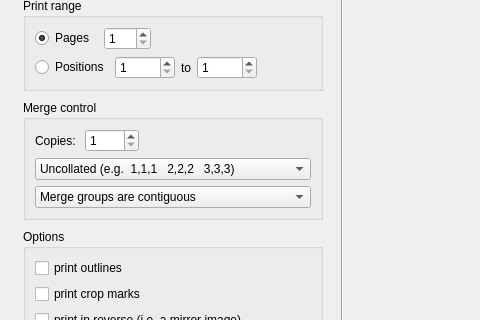
This is glabels/ui/PrintView.ui in usmansaif/gLabels-plus as Qt 5 draws it before an edit; both pictures show x 0 to 480 and y 134 to 454 of the 852 by 874 pixel window. The edited form follows.
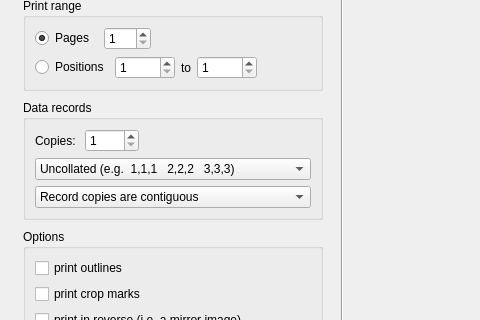
This is the edited form. Icons and pictures are not drawn. Custom widgets are drawn as their Qt base class.

Commit message: Add Data Source import, Variables panel, Recent Labels screen and in-app help

Diff of the .ui file:
```diff
--- a/glabels/ui/PrintView.ui
+++ b/glabels/ui/PrintView.ui
@@ -235,7 +235,7 @@
      <item>
       <widget class="QGroupBox" name="mergeBox">
        <property name="title">
-        <string>Merge control</string>
+        <string>Data records</string>
        </property>
        <layout class="QGridLayout" name="gridLayout">
         <item row="0" column="0">
@@ -313,7 +313,7 @@
           </property>
           <item>
            <property name="text">
-            <string>Merge groups are contiguous</string>
+            <string>Record copies are contiguous</string>
            </property>
            <property name="icon">
             <iconset theme="glabels-merge-group-contiguous">
```
Left out of the diff: 2 changed lines with no effect on the pictures. The commit also changes 127 other files.
